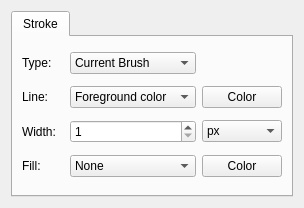
This is libs/ui/forms/wdgstrokeselectionproperties.ui in KDE/krita as Qt 5 draws it before an edit. The edited form follows.
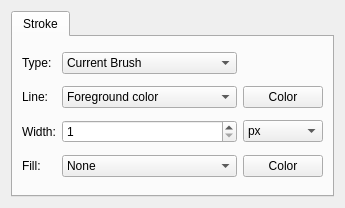
This is the edited form. Custom widgets are drawn as their Qt base class.

Commit message:
Fix logic for enabling/disabling options in stroke selection dialog
BUG:415896

```diff
--- a/libs/ui/forms/wdgstrokeselectionproperties.ui
+++ b/libs/ui/forms/wdgstrokeselectionproperties.ui
@@ -6,7 +6,7 @@
    <rect>
     <x>0</x>
     <y>0</y>
-    <width>304</width>
+    <width>334</width>
     <height>208</height>
    </rect>
   </property>
@@ -20,7 +20,7 @@
    <string>New Image</string>
   </property>
   <layout class="QGridLayout" name="gridLayout_2">
-   <item row="0" column="0" rowspan="2">
+   <item row="0" column="0">
     <widget class="QTabWidget" name="tabWidget">
      <property name="currentIndex">
       <number>0</number>
@@ -29,11 +29,28 @@
       <attribute name="title">
        <string>Stroke</string>
       </attribute>
-      <layout class="QHBoxLayout" name="horizontalLayout">
-       <item>
         <layout class="QGridLayout" name="gridLayout">
+       <item row="0" column="0">
+        <widget class="QLabel" name="label_2">
+         <property name="text">
+          <string>Type:</string>
+         </property>
+        </widget>
+       </item>
          <item row="0" column="1">
           <widget class="QComboBox" name="typeBox">
+         <property name="sizePolicy">
+          <sizepolicy hsizetype="Expanding" vsizetype="Fixed">
+           <horstretch>0</horstretch>
+           <verstretch>0</verstretch>
+          </sizepolicy>
+         </property>
+         <property name="minimumSize">
+          <size>
+           <width>175</width>
+           <height>0</height>
+          </size>
+         </property>
            <property name="currentIndex">
             <number>0</number>
            </property>
@@ -49,22 +66,81 @@
            </item>
           </widget>
          </item>
-         <item row="5" column="0">
-          <widget class="QLabel" name="label">
+       <item row="1" column="0">
+        <widget class="QLabel" name="label_3">
            <property name="text">
-            <string>Fill:</string>
+          <string>Line:</string>
            </property>
           </widget>
          </item>
-         <item row="0" column="0">
-          <widget class="QLabel" name="label_2">
+       <item row="1" column="1">
+        <widget class="QComboBox" name="lineColorBox">
+         <property name="sizePolicy">
+          <sizepolicy hsizetype="Expanding" vsizetype="Fixed">
+           <horstretch>0</horstretch>
+           <verstretch>0</verstretch>
+          </sizepolicy>
+         </property>
+         <property name="minimumSize">
+          <size>
+           <width>175</width>
+           <height>0</height>
+          </size>
+         </property>
+         <item>
            <property name="text">
-            <string>Type:</string>
-           </property>
-          </widget>
-         </item>
-         <item row="4" column="1">
+           <string>Foreground color</string>
+          </property>
+         </item>
+         <item>
+          <property name="text">
+           <string>Background color</string>
+          </property>
+         </item>
+         <item>
+          <property name="text">
+           <string>Custom color</string>
+          </property>
+         </item>
+        </widget>
+       </item>
+       <item row="1" column="2">
+        <widget class="KColorButton" name="colorSelector">
+         <property name="text">
+          <string>Color</string>
+         </property>
+         <property name="checkable">
+          <bool>false</bool>
+         </property>
+         <property name="autoDefault">
+          <bool>false</bool>
+         </property>
+         <property name="default">
+          <bool>false</bool>
+         </property>
+         <property name="flat">
+          <bool>false</bool>
+         </property>
+        </widget>
+       </item>
+       <item row="2" column="0">
+        <widget class="QLabel" name="lblSize">
+         <property name="text">
+          <string>Width:</string>
+         </property>
+         <property name="buddy">
+          <cstring>lineSize</cstring>
+         </property>
+        </widget>
+       </item>
+       <item row="2" column="1">
           <widget class="QSpinBox" name="lineSize">
+         <property name="minimumSize">
+          <size>
+           <width>175</width>
+           <height>0</height>
+          </size>
+         </property>
            <property name="suffix">
             <string/>
            </property>
@@ -79,17 +155,7 @@
            </property>
           </widget>
          </item>
-         <item row="4" column="0">
-          <widget class="QLabel" name="lblSize">
-           <property name="text">
-            <string>Width:</string>
-           </property>
-           <property name="buddy">
-            <cstring>lineSize</cstring>
-           </property>
-          </widget>
-         </item>
-         <item row="4" column="2">
+       <item row="2" column="2">
           <widget class="QComboBox" name="sizeBox">
            <item>
             <property name="text">
@@ -108,8 +174,27 @@
            </item>
           </widget>
          </item>
-         <item row="5" column="1">
+       <item row="3" column="0">
+        <widget class="QLabel" name="label">
+         <property name="text">
+          <string>Fill:</string>
+         </property>
+        </widget>
+       </item>
+       <item row="3" column="1">
           <widget class="QComboBox" name="fillBox">
+         <property name="sizePolicy">
+          <sizepolicy hsizetype="Expanding" vsizetype="Fixed">
+           <horstretch>0</horstretch>
+           <verstretch>0</verstretch>
+          </sizepolicy>
+         </property>
+         <property name="minimumSize">
+          <size>
+           <width>175</width>
+           <height>0</height>
+          </size>
+         </property>
            <item>
             <property name="text">
              <string>None</string>
@@ -137,59 +222,12 @@
            </item>
           </widget>
          </item>
-         <item row="3" column="0">
-          <widget class="QLabel" name="label_3">
-           <property name="text">
-            <string>Line:</string>
-           </property>
-          </widget>
-         </item>
          <item row="3" column="2">
-          <widget class="KColorButton" name="colorSelector">
-           <property name="text">
-            <string>Color</string>
-           </property>
-           <property name="checkable">
-            <bool>false</bool>
-           </property>
-           <property name="autoDefault">
-            <bool>false</bool>
-           </property>
-           <property name="default">
-            <bool>false</bool>
-           </property>
-           <property name="flat">
-            <bool>false</bool>
-           </property>
-          </widget>
-         </item>
-         <item row="3" column="1">
-          <widget class="QComboBox" name="lineColorBox">
-           <item>
-            <property name="text">
-             <string>Foreground color</string>
-            </property>
-           </item>
-           <item>
-            <property name="text">
-             <string>Background color</string>
-            </property>
-           </item>
-           <item>
-            <property name="text">
-             <string>Custom color</string>
-            </property>
-           </item>
-          </widget>
-         </item>
-         <item row="5" column="2">
           <widget class="KColorButton" name="colorFillSelector">
            <property name="text">
             <string>Color</string>
            </property>
           </widget>
-         </item>
-        </layout>
        </item>
       </layout>
      </widget>
```
Lines whose indentation alone changed are shown as unchanged. The commit also changes 3 other files.
